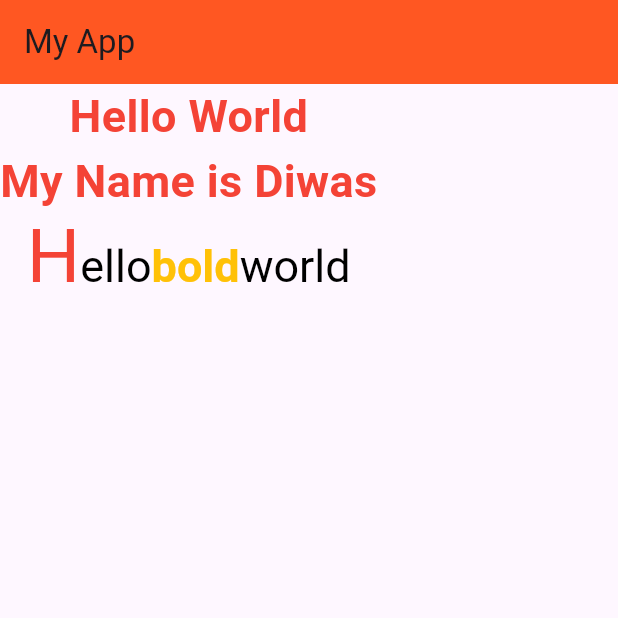
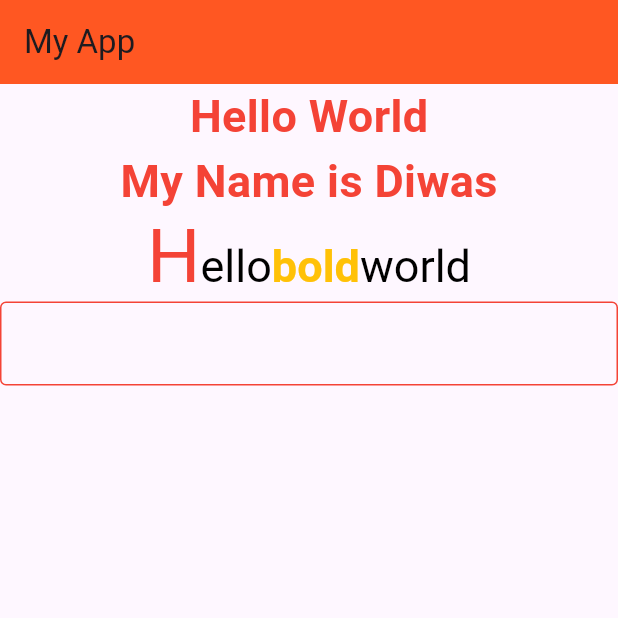
Before and after one commit to diwasbk2k3/my_first_app, a Flutter app: the screen it shows after launch, on a phone screen of 412 x 824 dp, the top half of it. Run offline on Flutter 3.47's test engine with Material 3 defaults, Android fonts, the phone set to English and light mode, and no system bars.

Commit message:
TextField Decoration

```diff
--- a/lib/screen/rich_text_screen.dart
+++ b/lib/screen/rich_text_screen.dart
@@ -66,6 +66,19 @@ class RichTextScreen extends StatelessWidget {
             ]
           ),
           ),
+          TextField(
+            decoration: InputDecoration(
+              border: OutlineInputBorder(
+                borderRadius: BorderRadius.all(Radius.circular(10))
+              ),
+              enabledBorder: OutlineInputBorder(
+                borderSide: BorderSide(color: Colors.red)
+              ),
+              focusedBorder: OutlineInputBorder(
+                borderSide: BorderSide(color: Colors.green)
+              )
+            ),
+          )
         ],
       ),
     );
```
